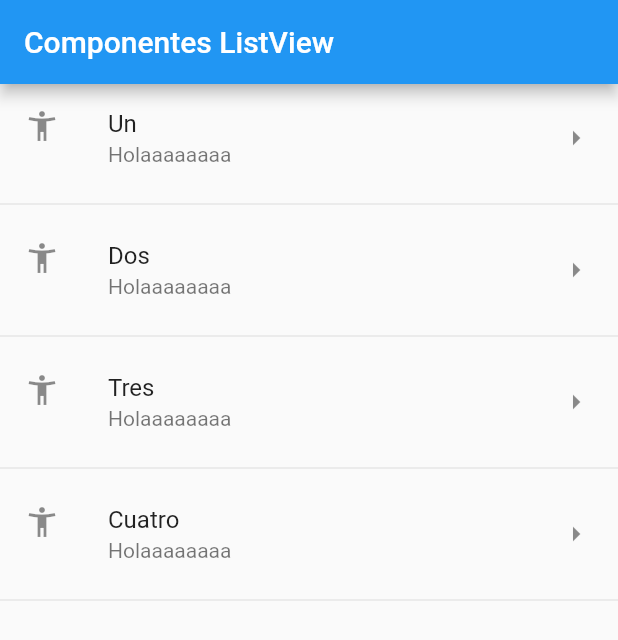
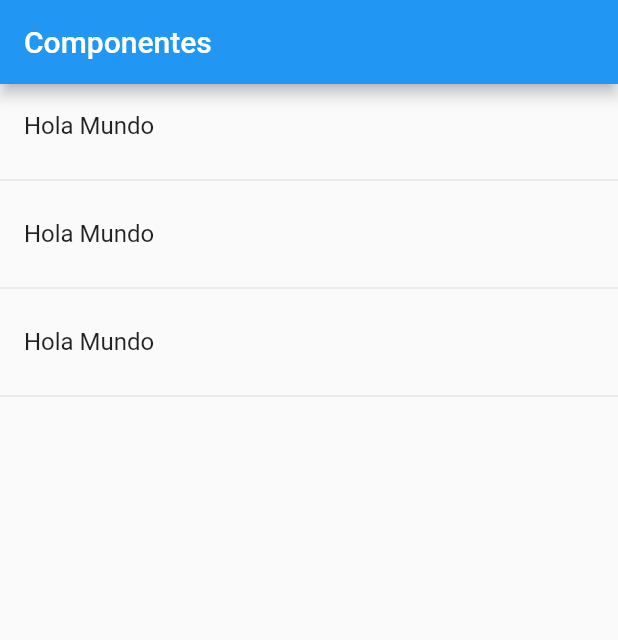
Before and after one commit to AragonMoreyraSaulRenato/use_many_widgets_flutter, a Flutter app: the screen it shows after launch, on a phone screen of 412 x 824 dp. Shown: the top 640 px of the screen. Run offline on Flutter 3.47's test engine with Material 2 defaults, Android fonts, the phone set to English and light mode, and no system bars.

```diff
--- a/lib/main.dart
+++ b/lib/main.dart
@@ -1,5 +1,5 @@
 import 'package:flutter/material.dart';
-import 'package:use_many_widgets_flutter/src/pages/home_temp.dart';
+import 'package:use_many_widgets_flutter/src/pages/home_page.dart';
 
 void main() => runApp(MyApp());
 
@@ -9,7 +9,7 @@ class MyApp extends StatelessWidget {
     return MaterialApp(
       title: 'Material App',
       debugShowCheckedModeBanner: false,
-      home: HomePageTemp(),
+      home: HomePage(),
     );
   }
 }
--- /dev/null
+++ b/lib/src/pages/home_page.dart
@@ -0,0 +1,30 @@
+import 'package:flutter/material.dart';
+
+class HomePage extends StatelessWidget {
+  @override
+  Widget build(BuildContext context) {
+    return Scaffold(
+      appBar: AppBar(
+        title: Text('Componentes'),
+      ),
+      body: _lista(),
+    );
+  }
+
+  Widget _lista() {
+    return ListView(
+      children: _listItems(),
+    );
+  }
+
+  List<Widget> _listItems() {
+    return [
+      ListTile(title: Text('Hola Mundo')),
+      Divider(),
+      ListTile(title: Text('Hola Mundo')),
+      Divider(),
+      ListTile(title: Text('Hola Mundo')),
+      Divider(),
+    ];
+  }
+}
```
Also changed, not shown: data/menu_opts.json (added, +20 -0 lines), pubspec.yaml (+3 -4 lines), 56 other files.
